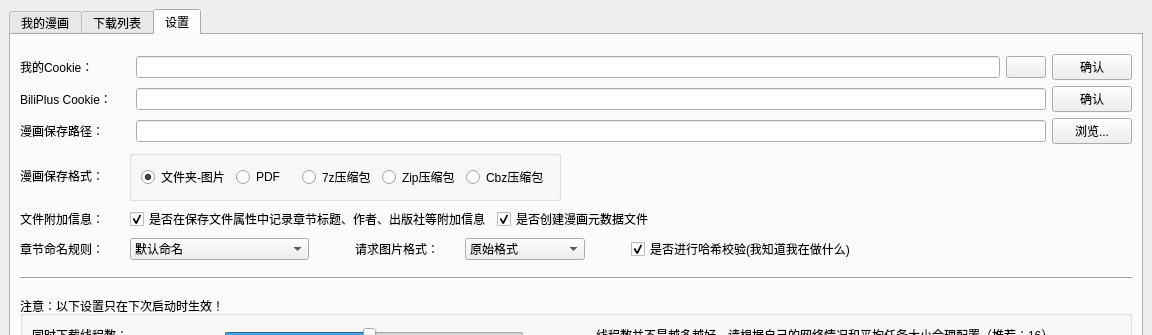
Before: the Qt Designer form src/ui/PySide_src/mainWindow.ui in Zeal-L/BiliBili-Manga-Downloader, drawn with Qt 5; both pictures show x 0 to 1152 and y 0 to 335 of the 1152 by 699 pixel window.
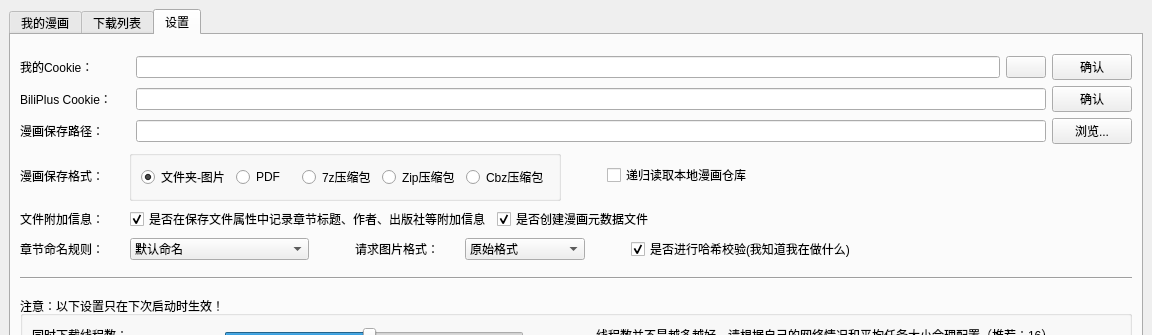
After: the same form once the commit is applied. The open tabs and pages were chosen to show the change. Icons and pictures are not drawn.

Commit message: :art::sparkles: 优化用户节目、增加递归读取开关

The edit to the form file:
```diff
--- a/src/ui/PySide_src/mainWindow.ui
+++ b/src/ui/PySide_src/mainWindow.ui
@@ -995,6 +995,29 @@
             </layout>
            </widget>
           </item>
+          <item>
+           <spacer name="horizontalSpacer_17">
+            <property name="orientation">
+             <enum>Qt::Orientation::Horizontal</enum>
+            </property>
+            <property name="sizeType">
+             <enum>QSizePolicy::Policy::Preferred</enum>
+            </property>
+            <property name="sizeHint" stdset="0">
+             <size>
+              <width>40</width>
+              <height>20</height>
+             </size>
+            </property>
+           </spacer>
+          </item>
+          <item>
+           <widget class="QCheckBox" name="checkBox_recursive_read">
+            <property name="text">
+             <string>递归读取本地漫画仓库</string>
+            </property>
+           </widget>
+          </item>
           <item>
            <spacer name="horizontalSpacer_7">
             <property name="orientation">
```
The commit also changes 4 other files.
